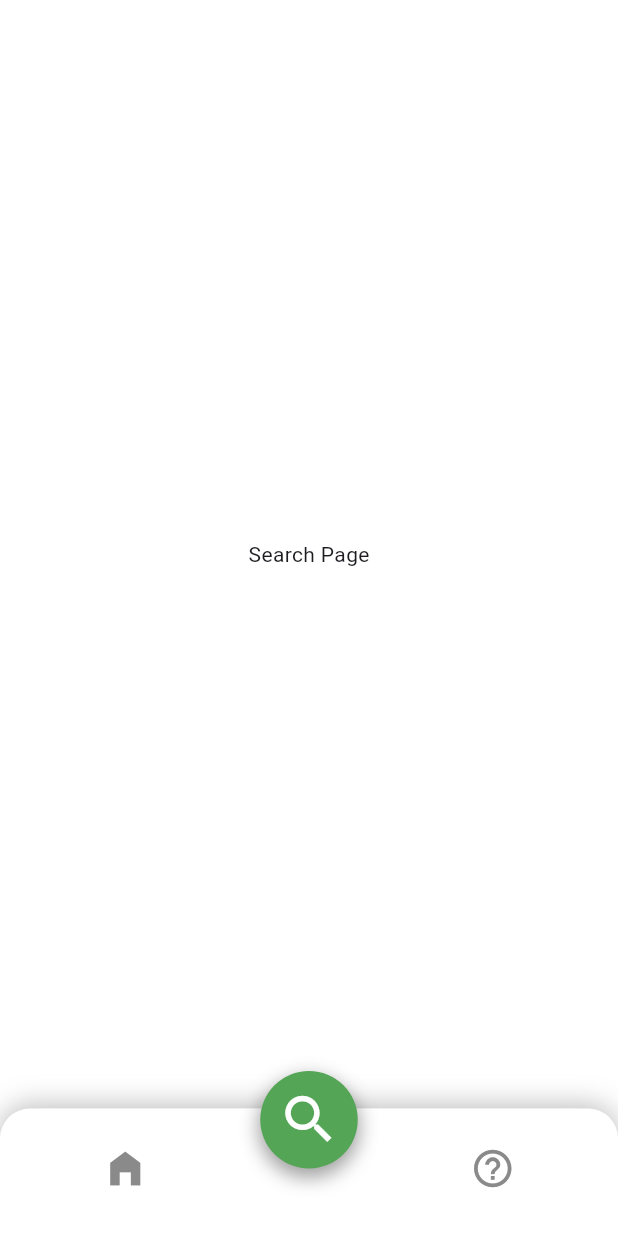
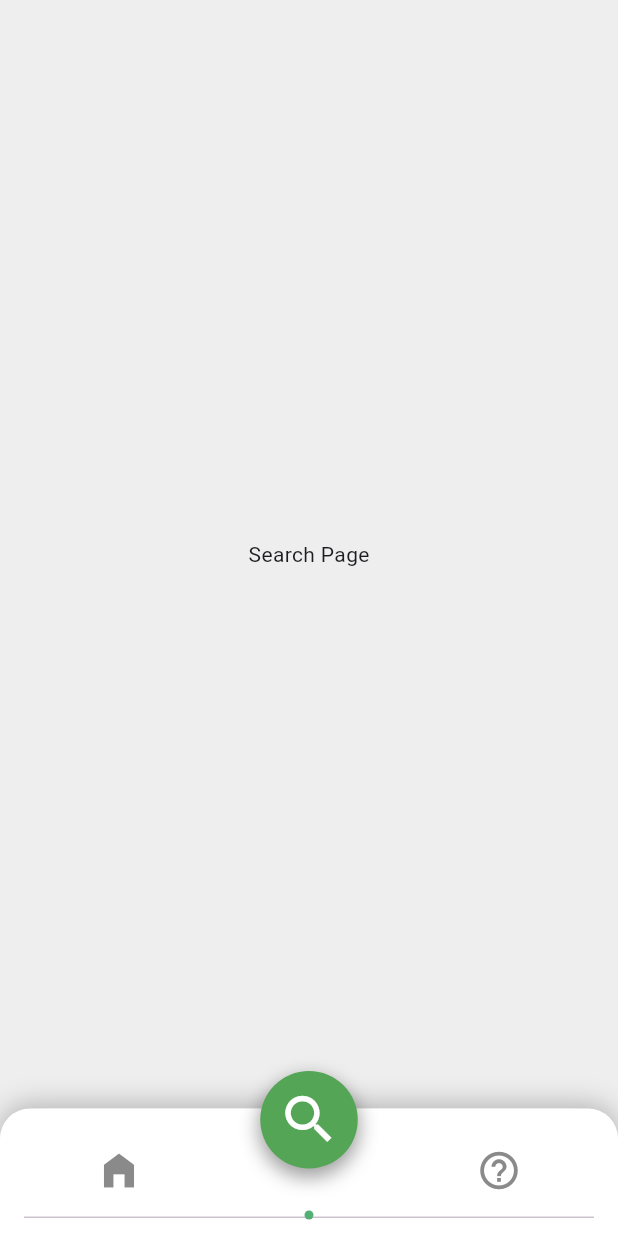
Before and after one commit to ReDine-Flutter-Project-G4/ReDine_Frontend, a Flutter app: the screen it shows after launch, after a tap on the "search" icon, on a phone screen of 412 x 824 dp. Run offline on Flutter 3.47's test engine with Material 3 defaults, Android fonts, the phone set to English and light mode, and no system bars.

Commit message:
use tabbar

```diff
--- a/lib/main.dart
+++ b/lib/main.dart
@@ -28,29 +28,38 @@ class HomePage extends StatefulWidget {
   State<HomePage> createState() => _HomePageState();
 }
 
-class _HomePageState extends State<HomePage> {
-  int _selectedIndex = 0;
+class _HomePageState extends State<HomePage> with SingleTickerProviderStateMixin {
+  late TabController _tabController;
 
-  final List<Widget> _pages = const [
-    Center(child: Text('Home Page')),
-    Center(child: Text('Search Page')),
-    Center(child: Text('Help Page')),
-  ];
+  @override
+  void initState() {
+    super.initState();
+    _tabController = TabController(length: 3, vsync: this);
+    _tabController.addListener(() {
+      setState(() {}); // Rebuild when tab index changes
+    });
+  }
 
-  void _onTabSelected(int index) {
-    setState(() {
-      _selectedIndex = index;
-    });
+  @override
+  void dispose() {
+    _tabController.dispose(); // Always dispose controllers!
+    super.dispose();
   }
 
   @override
   Widget build(BuildContext context) {
     return Scaffold(
-      backgroundColor: Colors.white,
-      body: _pages[_selectedIndex],
+      backgroundColor: Colors.grey[200],
+      body: TabBarView(
+        controller: _tabController,
+        children: const [
+          Center(child: Text('Home Page')),
+          Center(child: Text('Search Page')),
+          Center(child: Text('Help Page')),
+        ],
+      ),
       bottomNavigationBar: CustomTabBar(
-        selectedIndex: _selectedIndex,
-        onTabSelected: _onTabSelected,
+        tabController: _tabController,
       ),
     );
   }
--- a/lib/utils/tab_bar.dart
+++ b/lib/utils/tab_bar.dart
@@ -1,14 +1,9 @@
 import 'package:flutter/material.dart';
 
 class CustomTabBar extends StatelessWidget {
-  final int selectedIndex;
-  final Function(int) onTabSelected;
+  final TabController tabController;
 
-  const CustomTabBar({
-    super.key,
-    required this.selectedIndex,
-    required this.onTabSelected,
-  });
+  const CustomTabBar({super.key, required this.tabController});
 
   @override
   Widget build(BuildContext context) {
@@ -42,84 +37,52 @@ class CustomTabBar extends StatelessWidget {
               notchMargin: 6.0,
               color: Colors.white,
               elevation: 0,
-              child: SizedBox(
-                child: Row(
-                  mainAxisAlignment: MainAxisAlignment.spaceAround,
-                  children: <Widget>[
-                    // Home Button
-                    GestureDetector(
-                      onTap: () => onTabSelected(0),
-                      child: Column(
-                        mainAxisSize: MainAxisSize.min,
-                        children: [
+              child: TabBar(
+                controller: tabController,
+                indicator: const DotIndicator(
+                  color: Color(0xFF54AF75),
+                ), // no underline
+                tabs: [
+                  // Home tab
                   Icon(
                     Icons.home_filled,
                     color:
-                                selectedIndex == 0
-                                    ? Color(0xFF54AF75)
-                                    : Color(0xFF8A8A8A),
+                        tabController.index == 0
+                            ? const Color(0xFF54AF75)
+                            : const Color(0xFF8A8A8A),
                     size: 30,
                   ),
-                          Container(
-                            width: 5,
-                            height: 5,
-                            decoration: BoxDecoration(
-                              color:
-                                  selectedIndex == 0
-                                      ? Color(0xFF54AF75)
-                                      : Colors.white,
-                              shape: BoxShape.circle,
-                            ),
-                          ),
-                        ],
-                      ),
-                    ),
-                    const SizedBox(width: 5), // Space for center button
-                    // Help Button
-                    GestureDetector(
-                      onTap: () => onTabSelected(2),
-                      child: Column(
-                        mainAxisSize: MainAxisSize.min,
-                        children: [
+                  const SizedBox(width: 5),
+
+                  // Help tab
                   Icon(
                     Icons.help_outline,
                     color:
-                                selectedIndex == 2
-                                    ? Color(0xFF54AF75)
-                                    : Color(0xFF8A8A8A),
+                        tabController.index == 2
+                            ? const Color(0xFF54AF75)
+                            : const Color(0xFF8A8A8A),
                     size: 30,
-                          ),
-                          Container(
-                            width: 5,
-                            height: 5,
-                            decoration: BoxDecoration(
-                              color:
-                                  selectedIndex == 2
-                                      ? Color(0xFF54AF75)
-                                      : Colors.white,
-                              shape: BoxShape.circle,
-                            ),
-                          ),
-                        ],
-                      ),
                   ),
                 ],
               ),
             ),
           ),
         ),
-        ),
-        // Search Button
+        // Floating Search Button
         Positioned(
           top: -25,
           child: GestureDetector(
-            onTap: () => onTabSelected(1),
+            onTap: () {
+              tabController.animateTo(1); // Switch to search tab
+            },
             child: Container(
               width: 65,
               height: 65,
               decoration: BoxDecoration(
                 color:
-                    selectedIndex == 1 ? Color(0xFF54A555) : Color(0xFF54AF75),
+                    tabController.index == 1
+                        ? const Color(0xFF54A555)
+                        : const Color(0xFF54AF75),
                 shape: BoxShape.circle,
                 boxShadow: [
                   BoxShadow(
@@ -138,3 +101,35 @@ class CustomTabBar extends StatelessWidget {
     );
   }
 }
+
+class DotIndicator extends Decoration {
+  final Color color;
+
+  const DotIndicator({required this.color});
+
+  @override
+  BoxPainter createBoxPainter([VoidCallback? onChanged]) {
+    return _DotPainter(color: color);
+  }
+}
+
+class _DotPainter extends BoxPainter {
+  final Color color;
+
+  _DotPainter({required this.color});
+
+  @override
+  void paint(Canvas canvas, Offset offset, ImageConfiguration configuration) {
+    final Paint paint =
+        Paint()
+          ..color = color
+          ..isAntiAlias = true;
+
+    final Offset circleOffset = Offset(
+      offset.dx + configuration.size!.width / 2,
+      offset.dy + configuration.size!.height - 2,
+    );
+
+    canvas.drawCircle(circleOffset, 3, paint);
+  }
+}
```
Lines whose indentation alone changed are shown as unchanged.
